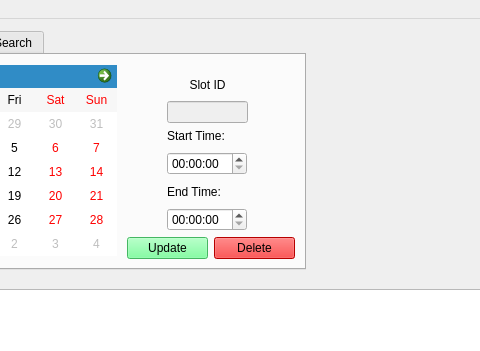
Old version of the form QtCafeWorkforceManager/CafeOwnerWindow.ui in the repository wreathe-unreal/CSIT314-Project; both pictures show x 245 to 725 and y 0 to 351 of the 857 by 600 pixel window.
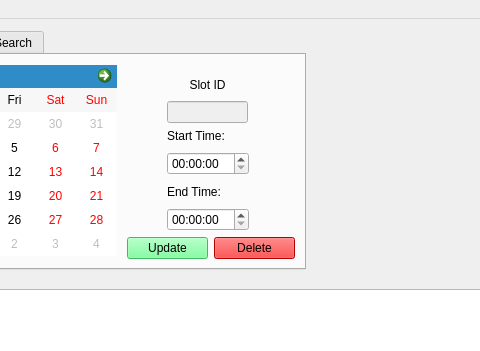
New version of the form. The open tabs and pages were chosen to show the change. Icons and pictures are not drawn.

What changed in the file:
```diff
--- a/QtCafeWorkforceManager/CafeOwnerWindow.ui
+++ b/QtCafeWorkforceManager/CafeOwnerWindow.ui
@@ -180,7 +180,7 @@
        <rect>
         <x>390</x>
         <y>70</y>
-        <width>80</width>
+        <width>82</width>
         <height>106</height>
        </rect>
       </property>
```
Left out of the diff: 6 changed lines with no effect on the pictures.
